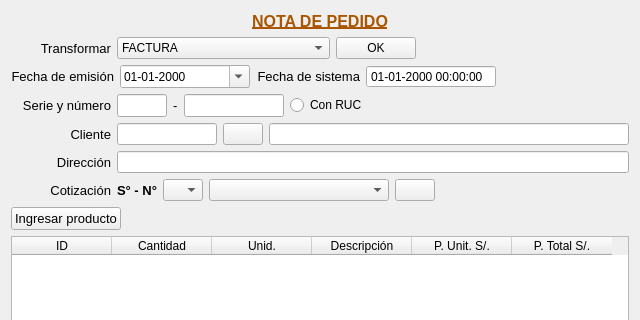
This is Venta/ventanotapedido.ui in radtek/manager as Qt 5 draws it before an edit; both pictures show x 0 to 640 and y 0 to 320 of the 640 by 569 pixel window. The edited form follows.
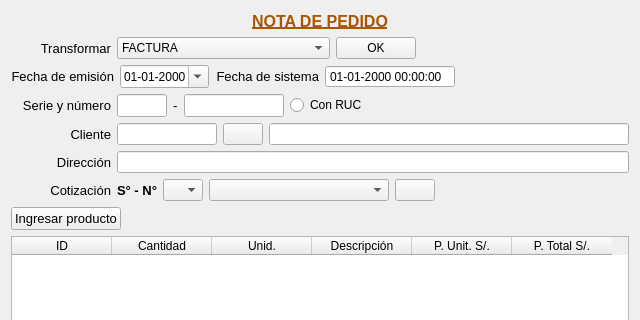
This is the edited form. Icons and pictures are not drawn.

Patch:
```diff
--- a/Venta/ventanotapedido.ui
+++ b/Venta/ventanotapedido.ui
@@ -164,19 +164,7 @@
       </widget>
      </item>
      <item>
-      <widget class="QDateTimeEdit" name="dateTimeEdit_emision">
-       <property name="sizePolicy">
-        <sizepolicy hsizetype="Preferred" vsizetype="Fixed">
-         <horstretch>0</horstretch>
-         <verstretch>0</verstretch>
-        </sizepolicy>
-       </property>
-       <property name="minimumSize">
-        <size>
-         <width>130</width>
-         <height>0</height>
-        </size>
-       </property>
+      <widget class="QDateEdit" name="dateEdit_emision">
        <property name="displayFormat">
         <string>dd-MM-yyyy</string>
        </property>
```
Left out of the diff: 1 changed line with no effect on the pictures.
